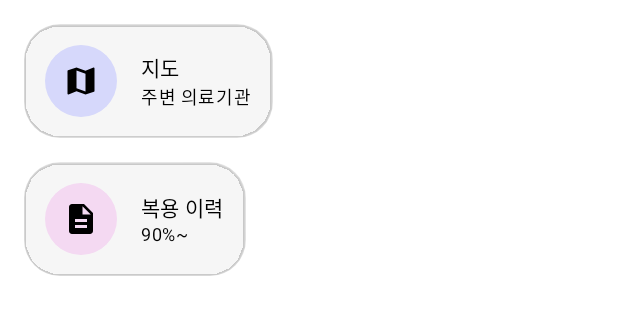
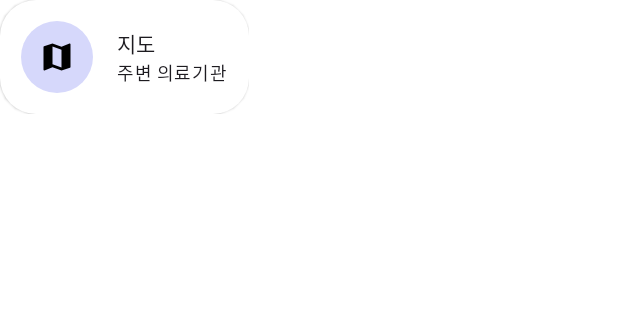
Before and after one commit to SEUNGJAE-97/alyak-deep-learning-app, an Android app built with Jetpack Compose: the @Preview function DashboardCardPreview, on a phone screen of 412 x 824 dp. Shown: the top 315 px of the screen. Run offline under Robolectric (Android 15) with nearby library versions, the phone set to English and light mode, and no system bars.

Commit message:
feat : Dashboard Card

```diff
--- a/application_project/app/src/main/java/com/alyak/detector/ui/other/DashboardCard.kt
+++ b/application_project/app/src/main/java/com/alyak/detector/ui/other/DashboardCard.kt
@@ -7,29 +7,24 @@ import androidx.compose.foundation.layout.Box
 import androidx.compose.foundation.layout.Column
 import androidx.compose.foundation.layout.Row
 import androidx.compose.foundation.layout.Spacer
-import androidx.compose.foundation.layout.fillMaxWidth
-import androidx.compose.foundation.layout.height
 import androidx.compose.foundation.layout.padding
 import androidx.compose.foundation.layout.size
 import androidx.compose.foundation.layout.width
 import androidx.compose.foundation.shape.CircleShape
 import androidx.compose.foundation.shape.RoundedCornerShape
 import androidx.compose.material.icons.Icons
-import androidx.compose.material.icons.filled.Description
 import androidx.compose.material.icons.filled.Map
 import androidx.compose.material3.Icon
 import androidx.compose.material3.MaterialTheme
+import androidx.compose.material3.Surface
 import androidx.compose.material3.Text
 import androidx.compose.runtime.Composable
 import androidx.compose.ui.Alignment
 import androidx.compose.ui.Modifier
-import androidx.compose.ui.draw.clip
-import androidx.compose.ui.draw.shadow
 import androidx.compose.ui.graphics.Color
 import androidx.compose.ui.graphics.vector.ImageVector
 import androidx.compose.ui.tooling.preview.Preview
 import androidx.compose.ui.unit.dp
-import com.kakao.sdk.friend.m.s
 
 @Composable
 fun DashboardCard(
@@ -40,15 +35,17 @@ fun DashboardCard(
     subtitle: String,
     onClick: () -> Unit
 ) {
+    Surface(
+        modifier = modifier
+            .clickable { onClick() },
+        shape = RoundedCornerShape(24.dp),
+        color = Color.White,
+        shadowElevation = 1.dp
+    ) {
         Box(
             modifier = Modifier
-            .clip(RoundedCornerShape(24.dp))
-            .background(Color.White)
-            .clickable { onClick() }
-            .shadow(1.dp, RoundedCornerShape(24.dp))
                 .padding(14.dp)
         ) {
-
             Row(
                 verticalAlignment = Alignment.CenterVertically
             ) {
@@ -56,8 +53,8 @@ fun DashboardCard(
                     modifier = Modifier
                         .size(48.dp)
                         .background(iconBackgroundColor, CircleShape),
-                Alignment.Center
-            ){
+                    contentAlignment = Alignment.Center
+                ) {
                     Icon(
                         imageVector = icon,
                         contentDescription = null,
@@ -73,12 +70,14 @@ fun DashboardCard(
             }
         }
     }
+}
+
 
 
 @Composable
 @Preview(showBackground = true)
 fun DashboardCardPreview() {
-    Column(Modifier.padding(16.dp)) {
+
     DashboardCard(
         icon = Icons.Default.Map,
         iconBackgroundColor = Color(0xFFD6D8FB),
@@ -86,13 +85,5 @@ fun DashboardCardPreview() {
         subtitle = "주변 의료기관",
         onClick = {}
     )
-        Spacer(Modifier.height(16.dp))
-        DashboardCard(
-            icon = Icons.Default.Description,
-            iconBackgroundColor = Color(0xFFF4D9F2),
-            title = "복용 이력",
-            subtitle = "90%~",
-            onClick = {}
-        )
+
 }
-}
```
Lines whose indentation alone changed are shown as unchanged.
